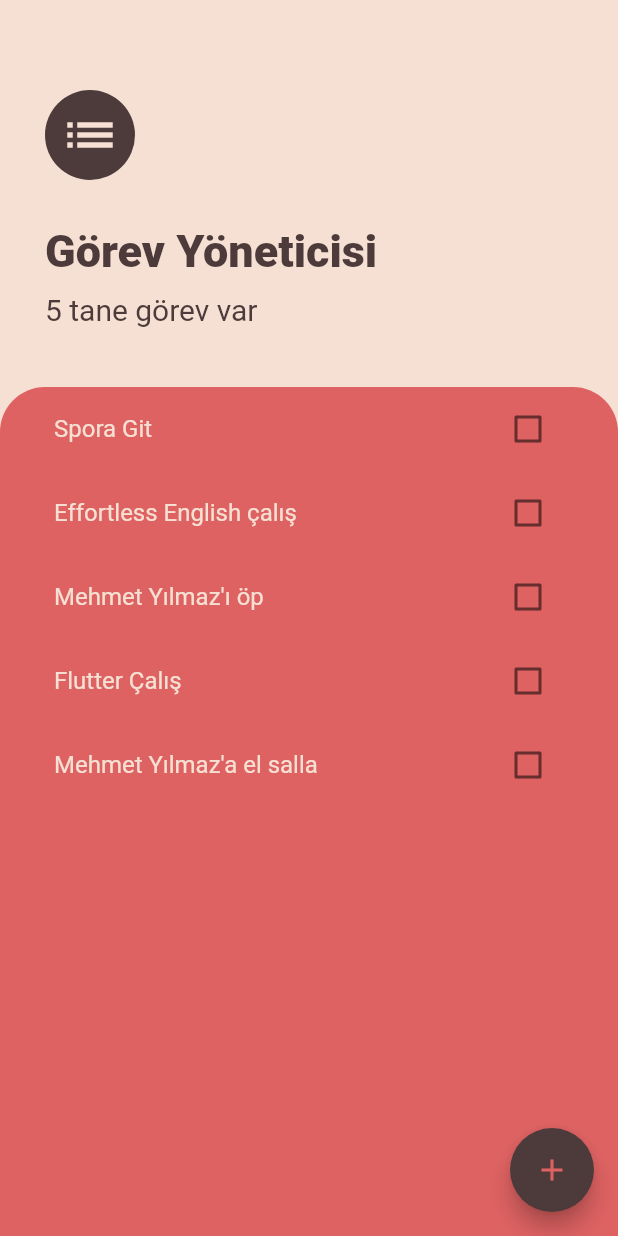
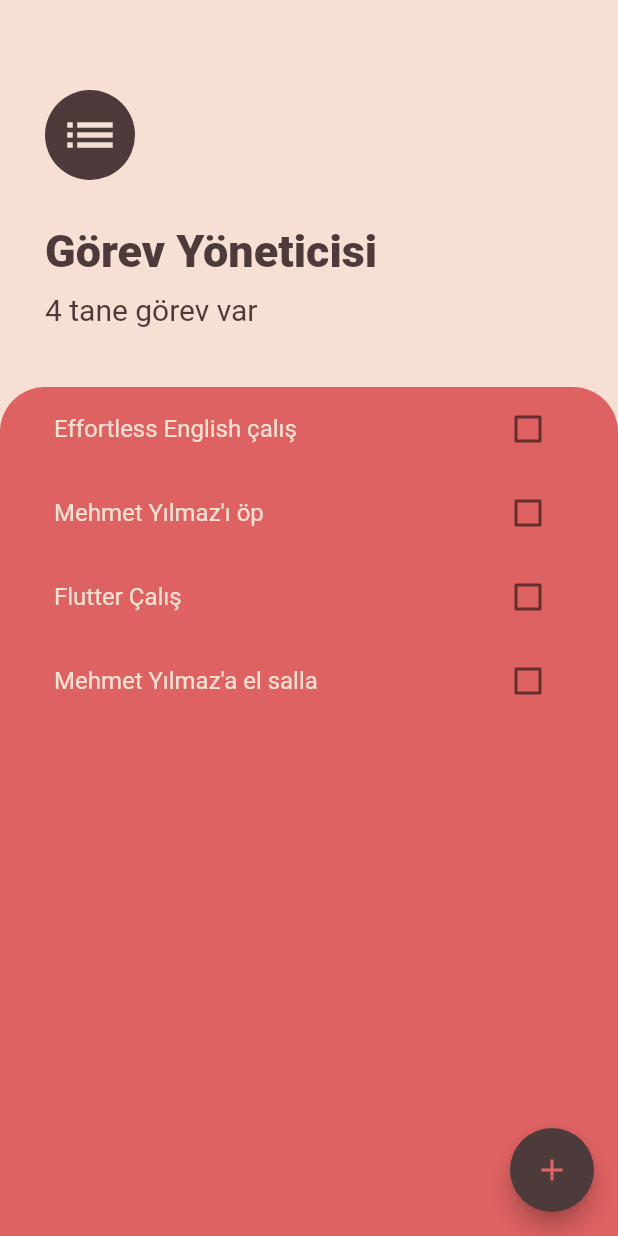
Before and after one commit to emralyilmaz/training38_gorev_listesi_app, a Flutter app: the screen it shows after launch, on a phone screen of 412 x 824 dp. Run offline on Flutter 3.47's test engine with Material 2 defaults, Android fonts, the phone set to English and light mode, and no system bars.

```diff
--- a/lib/main.dart
+++ b/lib/main.dart
@@ -1,4 +1,6 @@
 import 'package:flutter/material.dart';
+import 'package:provider/provider.dart';
+import 'package:training38_gorev_listesi_app/models/gorev_veri.dart';
 import 'package:training38_gorev_listesi_app/pages/gorevler_ekran.dart';
 
 void main() => runApp(MyApp());
@@ -6,8 +8,11 @@ void main() => runApp(MyApp());
 class MyApp extends StatelessWidget {
   @override
   Widget build(BuildContext context) {
-    return MaterialApp(
-      home: GorevlerEkran(),
+    return ChangeNotifierProvider(
+      create: (context) => GorevVeri(),
+      child: MaterialApp(
+        home: GorevlerEkran(),
+      ),
     );
   }
 }
--- /dev/null
+++ b/lib/models/gorev_veri.dart
@@ -0,0 +1,13 @@
+import 'package:flutter/foundation.dart';
+import 'gorev.dart';
+
+class GorevVeri with ChangeNotifier {
+  // ChangeNotifier kullanılmasındaki amaç;
+  // burada sadece değişkenlerin değil fonksiyonlarında kullanılacak olmasıdır.
+  List<Gorev> gorevListesi = [
+    Gorev(gorevAd: "Effortless English çalış"),
+    Gorev(gorevAd: "Mehmet Yılmaz'ı öp"),
+    Gorev(gorevAd: "Flutter Çalış"),
+    Gorev(gorevAd: "Mehmet Yılmaz'a el salla"),
+  ];
+}
--- a/lib/pages/gorevler_ekran.dart
+++ b/lib/pages/gorevler_ekran.dart
@@ -1,7 +1,8 @@
 import 'package:flutter/material.dart';
 import 'package:training38_gorev_listesi_app/pages/gorevler_add.dart';
 import 'package:training38_gorev_listesi_app/pages/gorevler_list.dart';
-import 'package:training38_gorev_listesi_app/models/gorev.dart';
+import 'package:training38_gorev_listesi_app/models/gorev_veri.dart';
+import 'package:provider/provider.dart';
 
 class GorevlerEkran extends StatefulWidget {
   // Widget buildModalSheet(BuildContext context) {
@@ -17,14 +18,6 @@ class GorevlerEkran extends StatefulWidget {
 }
 
 class _GorevlerEkranState extends State<GorevlerEkran> {
-  List<Gorev> gorevListesi = [
-    Gorev(gorevAd: "Spora Git"),
-    Gorev(gorevAd: "Effortless English çalış"),
-    Gorev(gorevAd: "Mehmet Yılmaz'ı öp"),
-    Gorev(gorevAd: "Flutter Çalış"),
-    Gorev(gorevAd: "Mehmet Yılmaz'a el salla"),
-  ];
-
   @override
   Widget build(BuildContext context) {
     return Scaffold(
@@ -34,11 +27,11 @@ class _GorevlerEkranState extends State<GorevlerEkran> {
           showModalBottomSheet(
               context: context,
               builder: (context) => GorevEkle((yeniGorev) {
-                    setState(() {
-                      // print(yeniGorev);
-                      gorevListesi.add(Gorev(
-                          gorevAd: yeniGorev)); // listeye yeni görev ekleme
-                    });
+                    // setState(() {
+                    //   // print(yeniGorev);
+                    //   gorevListesi.add(Gorev(
+                    //       gorevAd: yeniGorev)); // listeye yeni görev ekleme
+                    // });
                     Navigator.pop(context);
                   }));
         },
@@ -75,7 +68,7 @@ class _GorevlerEkranState extends State<GorevlerEkran> {
                 ),
                 SizedBox(height: 10.0),
                 Text(
-                  "5 tane görev var",
+                  "${Provider.of<GorevVeri>(context).gorevListesi.length} tane görev var",
                   style: TextStyle(
                       fontSize: 20, color: Color.fromRGBO(77, 59, 59, 1)),
                 ),
@@ -91,9 +84,7 @@ class _GorevlerEkranState extends State<GorevlerEkran> {
                   borderRadius: BorderRadius.only(
                       topLeft: Radius.circular(30),
                       topRight: Radius.circular(30))),
-              child: GorevListesi(
-                gorevListesi: gorevListesi,
-              ),
+              child: GorevListesi(),
             ),
           )
         ],
--- a/lib/pages/gorevler_list.dart
+++ b/lib/pages/gorevler_list.dart
@@ -1,30 +1,23 @@
 import 'package:flutter/material.dart';
+import 'package:training38_gorev_listesi_app/models/gorev_veri.dart';
 import 'package:training38_gorev_listesi_app/pages/gorevler_tile.dart';
-import 'package:training38_gorev_listesi_app/models/gorev.dart';
+import 'package:provider/provider.dart';
 
-class GorevListesi extends StatefulWidget {
-  final List<Gorev> gorevListesi;
-  GorevListesi({this.gorevListesi});
-  @override
-  _GorevListesiState createState() => _GorevListesiState();
-}
-
-class _GorevListesiState extends State<GorevListesi> {
-  @override
+class GorevListesi extends StatelessWidget {
   Widget build(BuildContext context) {
     return ListView.builder(
       itemBuilder: (context, index) {
         return GorevTile(
-          gorevAd: widget.gorevListesi[index].gorevAd,
-          secim: widget.gorevListesi[index].yapildi,
+          gorevAd: Provider.of<GorevVeri>(context).gorevListesi[index].gorevAd,
+          secim: Provider.of<GorevVeri>(context).gorevListesi[index].yapildi,
           checkBoxCallback: (bool val) {
-            setState(() {
-              widget.gorevListesi[index].toggleYapildi();
-            });
+            // setState(() {
+            //   Provider.of<GorevVeri>(context).gorevListesi[index].toggleYapildi();
+            // });
           },
         );
       },
-      itemCount: widget.gorevListesi.length,
+      itemCount: Provider.of<GorevVeri>(context).gorevListesi.length,
     );
   }
 }
--- a/pubspec.yaml
+++ b/pubspec.yaml
@@ -28,6 +28,7 @@ dependencies:
   # The following adds the Cupertino Icons font to your application.
   # Use with the CupertinoIcons class for iOS style icons.
   cupertino_icons: ^0.1.3
+  provider: ^4.3.2+1
 
 dev_dependencies:
   flutter_test:
```
Also changed, not shown: pubspec.lock.
